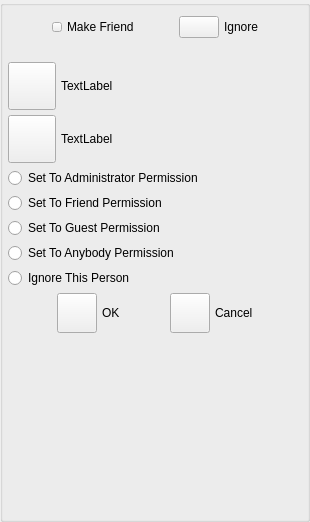
The window that GoTvApps/GoTvCommon/Forms/AppletPeerChangeFriendship.ui (brettrjones-github/nolimitconnect) describes before a commit, drawn with Qt 5.
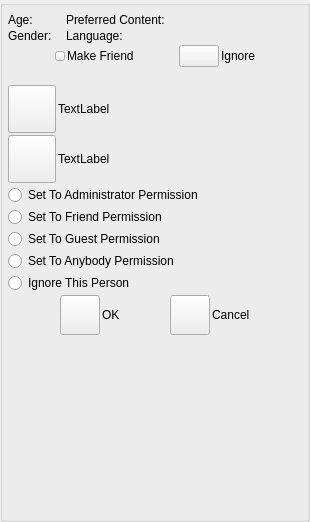
The same window after the commit. Custom widgets are drawn as their Qt base class.

```diff
--- a/GoTvApps/GoTvCommon/Forms/AppletPeerChangeFriendship.ui
+++ b/GoTvApps/GoTvCommon/Forms/AppletPeerChangeFriendship.ui
@@ -58,9 +58,9 @@
      <property name="title">
       <string/>
      </property>
-     <layout class="QVBoxLayout" name="verticalLayout_2">
+     <layout class="QVBoxLayout" name="verticalLayout_4">
       <property name="spacing">
-       <number>5</number>
+       <number>2</number>
       </property>
       <property name="leftMargin">
        <number>5</number>
@@ -77,6 +77,147 @@
       <item>
        <widget class="IdentWidget" name="m_IdentWidget" native="true"/>
       </item>
+      <item>
+       <layout class="QHBoxLayout" name="horizontalLayout_9">
+        <property name="spacing">
+         <number>5</number>
+        </property>
+        <item>
+         <layout class="QVBoxLayout" name="verticalLayout_3">
+          <property name="spacing">
+           <number>2</number>
+          </property>
+          <item>
+           <layout class="QHBoxLayout" name="horizontalLayout_7">
+            <item>
+             <widget class="QLabel" name="label_6">
+              <property name="sizePolicy">
+               <sizepolicy hsizetype="Minimum" vsizetype="Preferred">
+                <horstretch>0</horstretch>
+                <verstretch>0</verstretch>
+               </sizepolicy>
+              </property>
+              <property name="text">
+               <string>Age:</string>
+              </property>
+             </widget>
+            </item>
+            <item>
+             <widget class="QLabel" name="m_AgeTextLabel">
+              <property name="sizePolicy">
+               <sizepolicy hsizetype="Minimum" vsizetype="Preferred">
+                <horstretch>0</horstretch>
+                <verstretch>0</verstretch>
+               </sizepolicy>
+              </property>
+              <property name="text">
+               <string/>
+              </property>
+             </widget>
+            </item>
+           </layout>
+          </item>
+          <item>
+           <layout class="QHBoxLayout" name="horizontalLayout_8">
+            <item>
+             <widget class="QLabel" name="label_3">
+              <property name="sizePolicy">
+               <sizepolicy hsizetype="Minimum" vsizetype="Preferred">
+                <horstretch>0</horstretch>
+                <verstretch>0</verstretch>
+               </sizepolicy>
+              </property>
+              <property name="text">
+               <string>Gender:</string>
+              </property>
+             </widget>
+            </item>
+            <item>
+             <widget class="QLabel" name="m_GenderTextLabel">
+              <property name="sizePolicy">
+               <sizepolicy hsizetype="Minimum" vsizetype="Preferred">
+                <horstretch>0</horstretch>
+                <verstretch>0</verstretch>
+               </sizepolicy>
+              </property>
+              <property name="text">
+               <string/>
+              </property>
+             </widget>
+            </item>
+           </layout>
+          </item>
+         </layout>
+        </item>
+        <item>
+         <layout class="QVBoxLayout" name="verticalLayout_2">
+          <property name="spacing">
+           <number>2</number>
+          </property>
+          <item>
+           <layout class="QHBoxLayout" name="horizontalLayout_6">
+            <item>
+             <widget class="QLabel" name="label">
+              <property name="sizePolicy">
+               <sizepolicy hsizetype="Minimum" vsizetype="Preferred">
+                <horstretch>0</horstretch>
+                <verstretch>0</verstretch>
+               </sizepolicy>
+              </property>
+              <property name="text">
+               <string>Preferred Content:</string>
+              </property>
+             </widget>
+            </item>
+            <item>
+             <widget class="QLabel" name="m_ContentTextLabel">
+              <property name="sizePolicy">
+               <sizepolicy hsizetype="Expanding" vsizetype="Preferred">
+                <horstretch>0</horstretch>
+                <verstretch>0</verstretch>
+               </sizepolicy>
+              </property>
+              <property name="text">
+               <string/>
+              </property>
+             </widget>
+            </item>
+           </layout>
+          </item>
+          <item>
+           <layout class="QHBoxLayout" name="horizontalLayout_5">
+            <item>
+             <widget class="QLabel" name="m_LanguageLabel">
+              <property name="sizePolicy">
+               <sizepolicy hsizetype="Minimum" vsizetype="Preferred">
+                <horstretch>0</horstretch>
+                <verstretch>0</verstretch>
+               </sizepolicy>
+              </property>
+              <property name="text">
+               <string>Language:</string>
+              </property>
+             </widget>
+            </item>
+            <item>
+             <widget class="QLabel" name="m_LanguageTextLabel">
+              <property name="sizePolicy">
+               <sizepolicy hsizetype="Expanding" vsizetype="Preferred">
+                <horstretch>0</horstretch>
+                <verstretch>0</verstretch>
+               </sizepolicy>
+              </property>
+              <property name="text">
+               <string/>
+              </property>
+             </widget>
+            </item>
+           </layout>
+          </item>
+         </layout>
+        </item>
+       </layout>
+      </item>
       <item>
        <layout class="QHBoxLayout" name="horizontalLayout_4">
         <property name="leftMargin">
```
Left out of the diff: 4 changed lines with no effect on the pictures.
